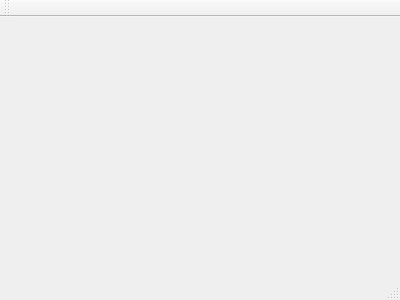
Above: NetworkyGUI/networkwindow.ui from AbdulazizAlaa/turbo-connections before the change. Below: the same form after it.
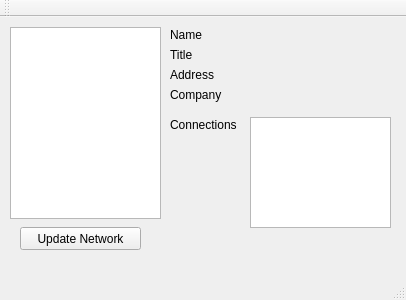
That is the form after the change.

Commit message: finished the network main window basic design

What changed in the file:
```diff
--- a/NetworkyGUI/networkwindow.ui
+++ b/NetworkyGUI/networkwindow.ui
@@ -1,24 +1,190 @@
 <ui version="4.0">
  <class>NetworkWindow</class>
- <widget class="QMainWindow" name="NetworkWindow" >
-  <property name="geometry" >
+ <widget class="QMainWindow" name="NetworkWindow">
+  <property name="geometry">
    <rect>
     <x>0</x>
     <y>0</y>
-    <width>400</width>
+    <width>406</width>
     <height>300</height>
    </rect>
   </property>
   <property name="windowTitle" >
    <string>NetworkWindow</string>
   </property>
-  <widget class="QMenuBar" name="menuBar" />
-  <widget class="QToolBar" name="mainToolBar" />
-  <widget class="QWidget" name="centralWidget" />
-  <widget class="QStatusBar" name="statusBar" />
+  <widget class="QWidget" name="centralWidget">
+   <widget class="QPushButton" name="updateB">
+    <property name="geometry">
+     <rect>
+      <x>20</x>
+      <y>210</y>
+      <width>121</width>
+      <height>23</height>
+     </rect>
+    </property>
+    <property name="text">
+     <string>Update Network</string>
+    </property>
+   </widget>
+   <widget class="QListView" name="personsLV">
+    <property name="geometry">
+     <rect>
+      <x>10</x>
+      <y>10</y>
+      <width>151</width>
+      <height>192</height>
+     </rect>
+    </property>
+   </widget>
+   <widget class="QLabel" name="label">
+    <property name="geometry">
+     <rect>
+      <x>170</x>
+      <y>10</y>
+      <width>59</width>
+      <height>15</height>
+     </rect>
+    </property>
+    <property name="text">
+     <string>Name</string>
+    </property>
+   </widget>
+   <widget class="QLabel" name="label_2">
+    <property name="geometry">
+     <rect>
+      <x>170</x>
+      <y>50</y>
+      <width>59</width>
+      <height>15</height>
+     </rect>
+    </property>
+    <property name="text">
+     <string>Address</string>
+    </property>
+   </widget>
+   <widget class="QLabel" name="label_3">
+    <property name="geometry">
+     <rect>
+      <x>170</x>
+      <y>70</y>
+      <width>59</width>
+      <height>15</height>
+     </rect>
+    </property>
+    <property name="text">
+     <string>Company</string>
+    </property>
+   </widget>
+   <widget class="QLabel" name="label_4">
+    <property name="geometry">
+     <rect>
+      <x>170</x>
+      <y>30</y>
+      <width>59</width>
+      <height>15</height>
+     </rect>
+    </property>
+    <property name="text">
+     <string>Title</string>
+    </property>
+   </widget>
+   <widget class="QLabel" name="person_name_label">
+    <property name="geometry">
+     <rect>
+      <x>250</x>
+      <y>10</y>
+      <width>141</width>
+      <height>16</height>
+     </rect>
+    </property>
+    <property name="text">
+     <string/>
+    </property>
+   </widget>
+   <widget class="QLabel" name="person_address_label">
+    <property name="geometry">
+     <rect>
+      <x>250</x>
+      <y>50</y>
+      <width>141</width>
+      <height>16</height>
+     </rect>
+    </property>
+    <property name="text">
+     <string/>
+    </property>
+   </widget>
+   <widget class="QLabel" name="person_company_label">
+    <property name="geometry">
+     <rect>
+      <x>250</x>
+      <y>70</y>
+      <width>141</width>
+      <height>16</height>
+     </rect>
+    </property>
+    <property name="text">
+     <string/>
+    </property>
+   </widget>
+   <widget class="QLabel" name="person_title_label">
+    <property name="geometry">
+     <rect>
+      <x>250</x>
+      <y>30</y>
+      <width>141</width>
+      <height>16</height>
+     </rect>
+    </property>
+    <property name="text">
+     <string/>
+    </property>
+   </widget>
+   <widget class="QLabel" name="label_5">
+    <property name="geometry">
+     <rect>
+      <x>170</x>
+      <y>100</y>
+      <width>81</width>
+      <height>16</height>
+     </rect>
+    </property>
+    <property name="text">
+     <string>Connections</string>
+    </property>
+   </widget>
+   <widget class="QListView" name="connectionsLV">
+    <property name="geometry">
+     <rect>
+      <x>250</x>
+      <y>100</y>
+      <width>141</width>
+      <height>111</height>
+     </rect>
+    </property>
+   </widget>
+  </widget>
+  <widget class="QMenuBar" name="menuBar">
+   <property name="geometry">
+    <rect>
+     <x>0</x>
+     <y>0</y>
+     <width>406</width>
+     <height>20</height>
+    </rect>
+   </property>
+  </widget>
+  <widget class="QToolBar" name="mainToolBar">
+   <attribute name="toolBarArea">
+    <enum>TopToolBarArea</enum>
+   </attribute>
+   <attribute name="toolBarBreak">
+    <bool>false</bool>
+   </attribute>
+  </widget>
+  <widget class="QStatusBar" name="statusBar"/>
  </widget>
- <layoutDefault spacing="6" margin="11" />
- <pixmapfunction></pixmapfunction>
+ <layoutdefault spacing="6" margin="11"/>
  <resources/>
  <connections/>
 </ui>
```
Left out of the diff: 3 changed lines with no effect on the pictures. The commit also changes 8 other files.
